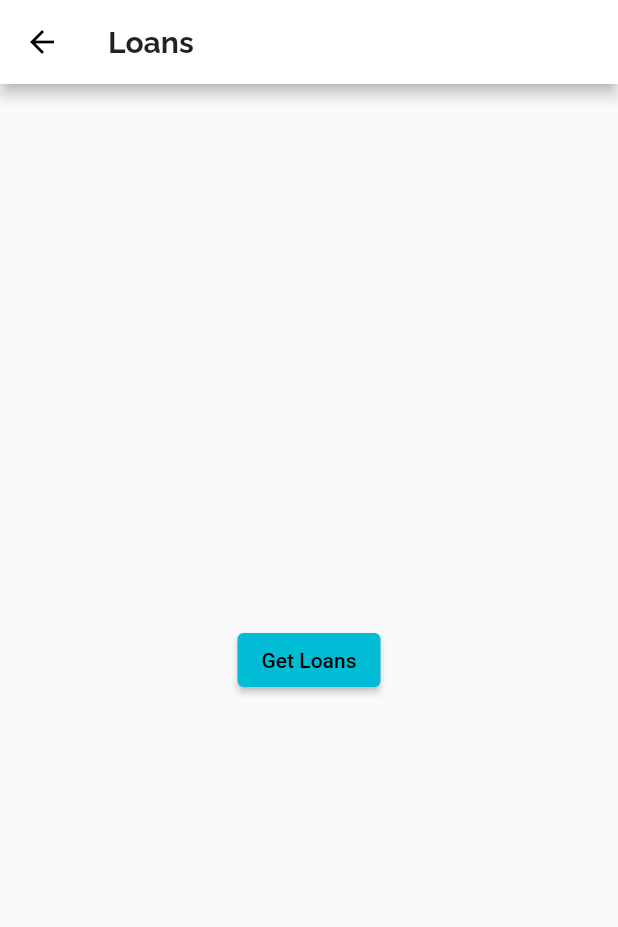
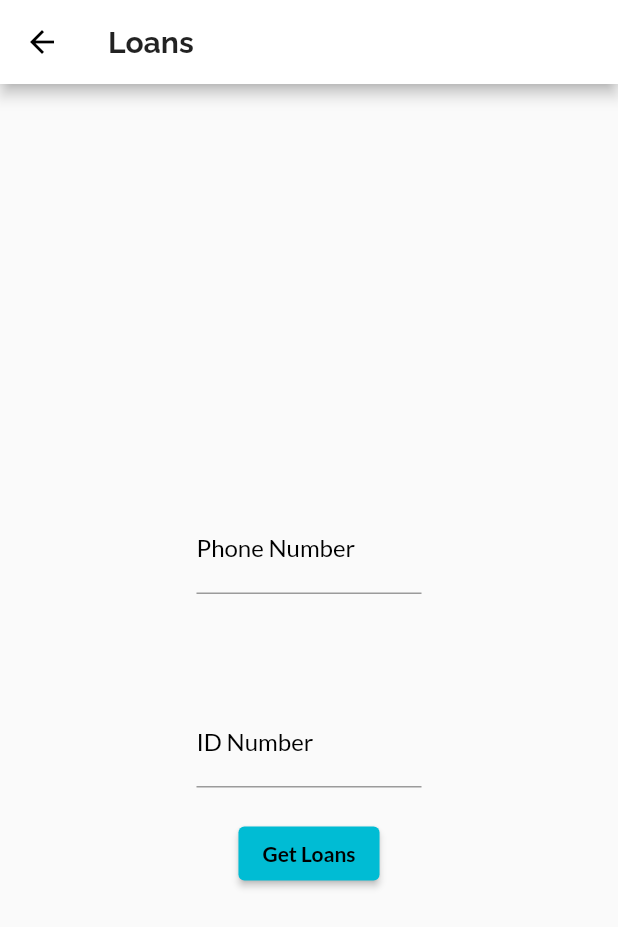
Before and after one commit to IanOdanga/Dynamic_Mobile_Banking_Application, a Flutter app: the LoansPage screen opened directly, after a tap on "Get Loans", on a phone screen of 412 x 824 dp. Shown: the top 927 px of the screen. Run offline on Flutter 3.47's test engine with Material 2 defaults, Android fonts, the phone set to English and light mode, and no system bars; our stand-ins replace another_flushbar, easy_dynamic_theme, firebase_auth, flutter_advanced_drawer, flutter_secure_storage, font_awesome_flutter and 6 more; missing offline and left inert: another_transformer_page_view, auth, flutter_appauth, in_app_update, mpesa_flutter_plugin; accounts and stored records are empty; project files that could hold a hidden picture were left out.

Commit message:
Initial commit

```diff
--- a/lib/Pages/Dashboard Pages/Appbar/CheckUpdates.dart
+++ b/lib/Pages/Dashboard Pages/Appbar/CheckUpdates.dart
@@ -55,17 +55,17 @@ class _UpdatesState extends State<Updates> {
             children: <Widget>[
               Center(
                 child: Text('App version: v1.0.0.0',
-                    style: GoogleFonts.raleway(
+                    style: GoogleFonts.lato(
                         textStyle: TextStyle(
                           color: Colors.black,
-                          fontWeight: FontWeight.bold,
+                          //fontWeight: FontWeight.bold,
                           fontSize: 20,
                         )
                     )),
               ),
               ElevatedButton(
                 child: Text('Check for Update',
-                    style: GoogleFonts.raleway(
+                    style: GoogleFonts.lato(
                         textStyle: TextStyle(
                           color: Colors.white,
                           fontWeight: FontWeight.bold,
@@ -77,7 +77,7 @@ class _UpdatesState extends State<Updates> {
               ),
               ElevatedButton(
                 child: Text('Perform immediate update',
-                    style: GoogleFonts.raleway(
+                    style: GoogleFonts.lato(
                         textStyle: TextStyle(
                           color: Colors.white,
                           fontWeight: FontWeight.bold,
@@ -95,7 +95,7 @@ class _UpdatesState extends State<Updates> {
               ),
               ElevatedButton(
                 child: Text('Start flexible update',
-                    style: GoogleFonts.raleway(
+                    style: GoogleFonts.lato(
                         textStyle: TextStyle(
                           color: Colors.white,
                           fontWeight: FontWeight.bold,
@@ -118,7 +118,7 @@ class _UpdatesState extends State<Updates> {
               ),
               ElevatedButton(
                 child: Text('Complete flexible update',
-                    style: GoogleFonts.raleway(
+                    style: GoogleFonts.lato(
                         textStyle: TextStyle(
                           color: Colors.white,
                           fontWeight: FontWeight.bold,
--- a/lib/Pages/Dashboard Pages/Sidebar/loanspage.dart
+++ b/lib/Pages/Dashboard Pages/Sidebar/loanspage.dart
@@ -2,23 +2,26 @@ import 'dart:io';
 import 'dart:async';
 import 'package:flutter/services.dart';
 import 'package:flutter/material.dart';
+import 'package:flutter_secure_storage/flutter_secure_storage.dart';
 import 'package:google_fonts/google_fonts.dart';
 import 'dart:convert';
 import 'package:flutter/cupertino.dart';
 import 'package:http/http.dart' as http;
+import 'package:flutter_appauth/flutter_appauth.dart';
+import 'package:untitled/Services/authorization_service.dart';
 
 class DataService {
-  Future<LoanResponse> getLoans() async {
+  Future<LoanResponse> getLoans(String phoneNumber, String idNumber) async {
     final queryParameters = {
       'mobile_no': '+254740481483',
     };
 
     final uri = Uri.https(
-        'suresms.co.ke', ':3438/apiMobileGetAllLoans', queryParameters);
+        'suresms.co.ke:3438/api/', 'MobileGetAllLoans', queryParameters);
 
     final response = await http.get(uri,
       headers: {
-        HttpHeaders.authorizationHeader: '22f61fa408c3b26e36c817501354f0e5e82bb6794871495bffed62bb90dd1230',
+        HttpHeaders.authorizationHeader: 'accessToken',
       },
     );
     print(response.body);
@@ -137,12 +140,14 @@ class LoansPage extends StatefulWidget{
 class _LoansPageState extends State<LoansPage> {
   LoanResponse? _response;
 
-  //final _cityTextController = TextEditingController();
+  final _memberNoController = TextEditingController();
+  final _idNoController = TextEditingController();
   final _dataService = DataService();
 
 
     @override
     Widget build(BuildContext context) {
+      final FlutterSecureStorage flutterSecureStorage;
       return Scaffold(
         appBar: AppBar(
           title: Text('Loans',
@@ -201,17 +206,48 @@ class _LoansPageState extends State<LoansPage> {
                     Text(_response!.loanInfo.name)
                   ],
                 ),
-              /*Padding(
+              Padding(
                 padding: EdgeInsets.symmetric(vertical: 50),
                 child: SizedBox(
                   width: 150,
                   child: TextField(
-                      controller: _cityTextController,
-                      decoration: InputDecoration(labelText: 'Loans'),
+                      controller: _memberNoController,
+                      keyboardType: TextInputType.number,
+                      decoration: InputDecoration(labelText: 'Phone Number',
+                        labelStyle: GoogleFonts.lato(
+                            textStyle: TextStyle(
+                              color: Colors.black,
+                            )
+                        ),
+                      ),
                       textAlign: TextAlign.center),
                 ),
-              ),*/
-              ElevatedButton(onPressed: _search, child: Text('Get Loans'))
+              ),
+              Padding(
+                padding: EdgeInsets.symmetric(vertical: 20),
+                child: SizedBox(
+                  width: 150,
+                  child: TextField(
+                      controller: _idNoController,
+                      keyboardType: TextInputType.number,
+                      decoration: InputDecoration(labelText: 'ID Number',
+                        labelStyle: GoogleFonts.lato(
+                            textStyle: TextStyle(
+                              color: Colors.black,
+                            )
+                        ),
+                      ),
+                      textAlign: TextAlign.center),
+                ),
+              ),
+              ElevatedButton(onPressed: _search, child: Text('Get Loans',
+              style: GoogleFonts.lato(
+                textStyle: TextStyle(
+                  fontWeight: FontWeight.bold,
+                    )
+                  ),
+                )
+              )
             ],
           ),
         ),
@@ -219,7 +255,7 @@ class _LoansPageState extends State<LoansPage> {
     }
   void _search() async {
       CircularProgressIndicator();
-    final response = await _dataService.getLoans();
+    final response = await _dataService.getLoans(_memberNoController.text, _idNoController.text);
     setState(() => _response = response);
   }
 }
--- a/lib/Pages/Login/login_page.dart
+++ b/lib/Pages/Login/login_page.dart
@@ -20,6 +20,7 @@ import 'package:flutter/services.dart';
 import 'package:local_auth/local_auth.dart';
 import 'package:untitled/Services/authorization_service.dart';
 import 'package:untitled/Services/secure_storage_service.dart';
+import 'package:untitled/Model/login_model.dart';
 
 class LandingViewModel extends ChangeNotifier {
   bool _logIn = false;
@@ -277,7 +278,7 @@ class _LoginPageState extends State<LoginPage> {
           if (value == null || value.isEmpty) {
             return 'CloudPESA Pin is required';
           }
-          return null;
+          else return null;
         },
         decoration: InputDecoration(
             labelText: 'CloudPESA Pin',
@@ -355,9 +356,10 @@ class _LoginPageState extends State<LoginPage> {
               borderRadius: BorderRadius.circular(50)
           ),
           onPressed: () {
+            CircularProgressIndicator();
+            _isLoading = true;
             setState(() {
               _isLoading = true;
-              CircularProgressIndicator();
               ScaffoldMessenger.of(context).showSnackBar(
                   const SnackBar(
                       content: Text('Authenticating ... Please wait')));
```
